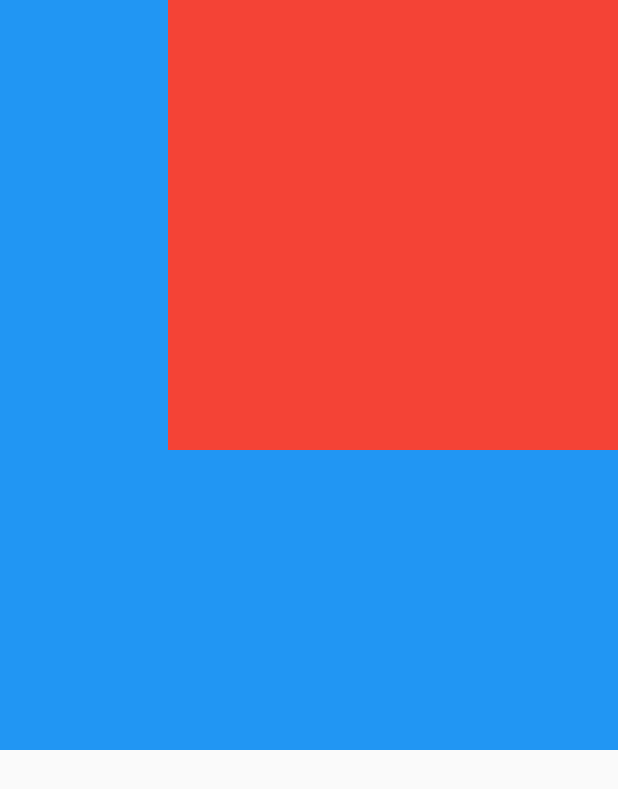
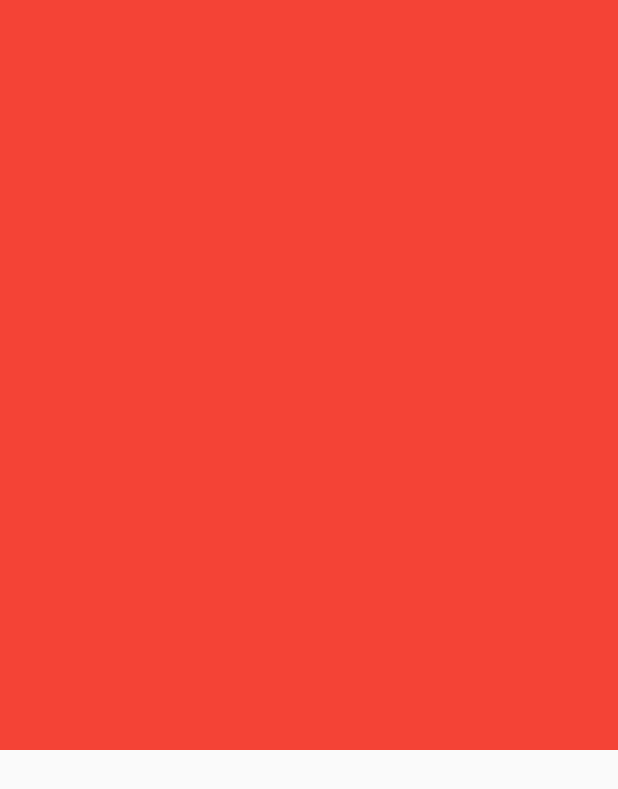
Before and after one commit to khanian/flutter_layout_example, a Flutter app: the screen it shows after launch, on a phone screen of 412 x 824 dp. Shown: the top 789 px of the screen. Run offline on Flutter 3.47's test engine with Material 2 defaults, Android fonts, the phone set to English and light mode, and no system bars.

Commit message:
Constraints SingleChildScrollView

```diff
--- a/lib/main.dart
+++ b/lib/main.dart
@@ -29,11 +29,10 @@
       height: 500,
       width: 500,
       color: Colors.blue,
-      child: Align(
-        alignment: Alignment.topRight,
+      child: SingleChildScrollView(
         child: Container(
           color: Colors.red,
-          height: 300,
+          height: 30000,
           width: 300,
         ),
       ),
```
